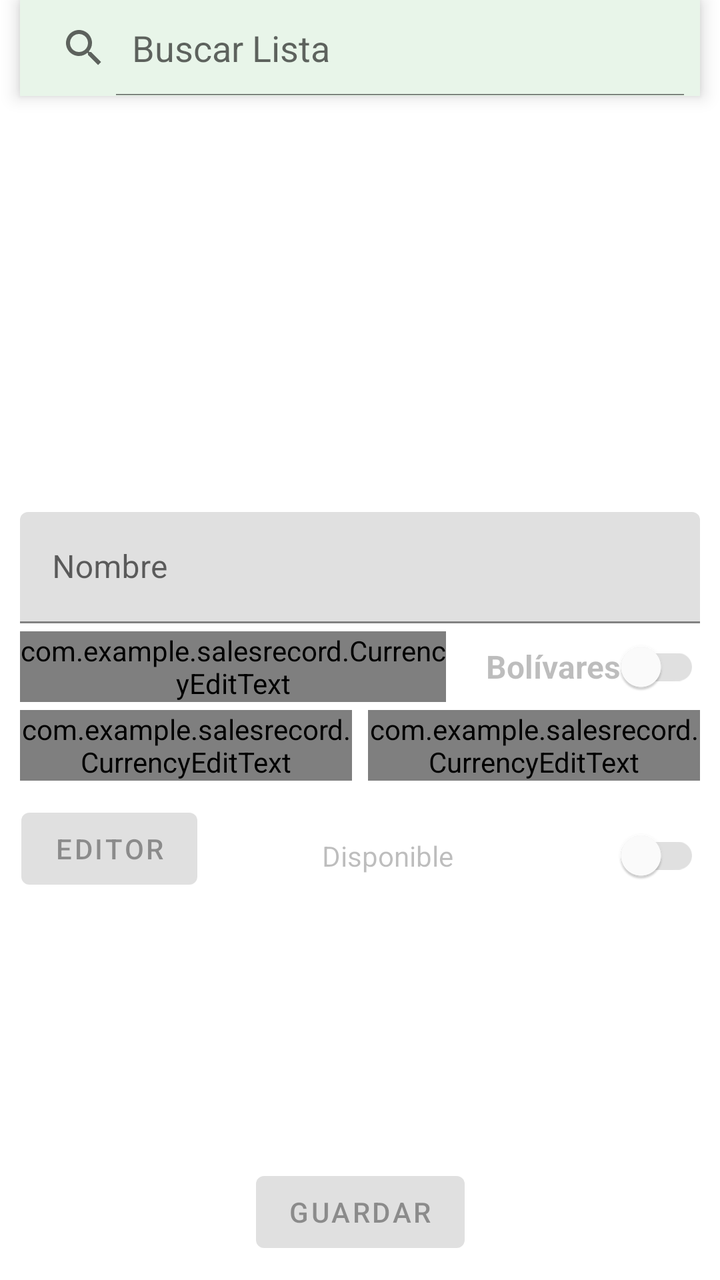
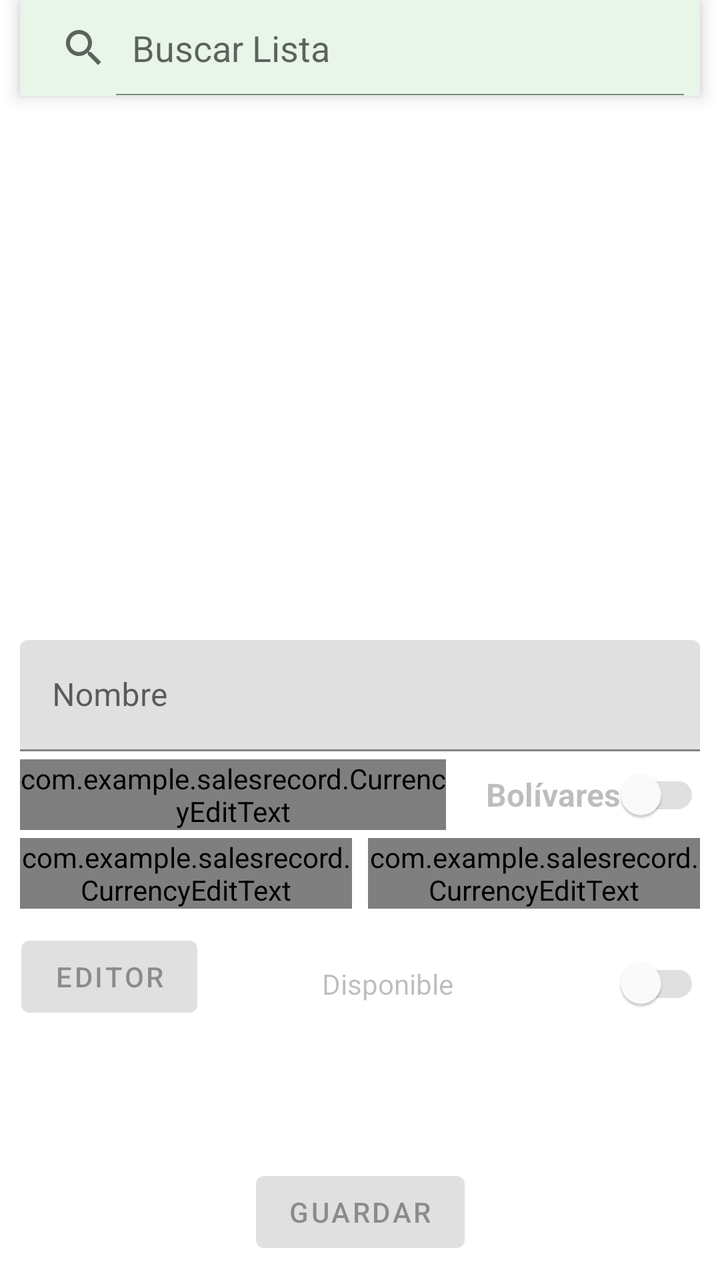

Screens rendered from an Android XML layout before and after an edit, with the pre-edit source and the edit as a unified diff.
<!-- AndroidManifest.xml: application theme Theme.SalesRecord -->
<!-- res/layout/fragment_edit.xml -->
<?xml version="1.0" encoding="utf-8"?>
<androidx.constraintlayout.widget.ConstraintLayout xmlns:android="http://schemas.android.com/apk/res/android"
    xmlns:app="http://schemas.android.com/apk/res-auto"
    xmlns:tools="http://schemas.android.com/tools"
    android:layout_width="match_parent"
    android:layout_height="match_parent"
    android:fitsSystemWindows="false"
    tools:context=".ui.edit.EditAtrFragment">

    <android.widget.SearchView
        android:id="@+id/searchBar"
        android:layout_width="0dp"
        android:layout_height="wrap_content"
        android:background="@color/text_background"
        android:iconifiedByDefault="false"
        android:queryHint="Buscar Lista"
        android:translationZ="5dp"
        app:layout_constraintTop_toTopOf="parent"
        app:layout_constraintStart_toStartOf="@id/guideline"
        app:layout_constraintEnd_toEndOf="@id/guideline2" />

    
    <ListView
        android:id="@+id/edit_viewList"
        android:layout_width="0dp"
        android:layout_height="0dp"
        app:layout_constraintTop_toBottomOf="@id/searchBar"
        app:layout_constraintBottom_toTopOf="@id/lineVertical1"
        app:layout_constraintStart_toStartOf="@id/guideline"
        app:layout_constraintEnd_toEndOf="@id/guideline2"
        android:layout_marginBottom="8dp" />

    
    <com.google.android.material.textfield.TextInputLayout
        android:id="@+id/tilNombre"
        android:layout_width="0dp"
        android:layout_height="wrap_content"
        android:hint="Nombre"
        app:layout_constraintTop_toBottomOf="@id/lineVertical1"
        app:layout_constraintStart_toStartOf="@id/guideline"
        app:layout_constraintEnd_toEndOf="@id/guideline2">
        <com.google.android.material.textfield.TextInputEditText
            android:id="@+id/etNombre"
            android:layout_width="match_parent"
            android:layout_height="wrap_content"
            android:inputType="textPersonName"
            android:enabled="false"
            />
    </com.google.android.material.textfield.TextInputLayout>

    
    
    <com.google.android.material.textfield.TextInputLayout
        android:id="@+id/tilMonto"
        android:layout_width="0dp"
        android:layout_height="wrap_content"
        android:hint="Monto"
        android:layout_marginTop="4dp"
        app:hintTextAppearance="@style/HintCompactSize"
        app:layout_constraintTop_toBottomOf="@+id/tilNombre"
        app:layout_constraintStart_toStartOf="@id/guideline"
        app:layout_constraintEnd_toStartOf="@+id/sw_bolivares"> 

        <com.example.salesrecord.CurrencyEditText
            android:id="@+id/etMonto"
            android:layout_width="match_parent"
            android:layout_height="wrap_content"
            android:focusable="true"
            android:imeOptions="actionDone"
            android:maxLines="1"
            android:enabled="false"
            app:localeTag="ES"
            app:maxNumberOfDecimalDigits="2"
            app:currencySymbol="$"
            app:currencySymbolSuffix="true" />

    </com.google.android.material.textfield.TextInputLayout> 

    
    <com.google.android.material.switchmaterial.SwitchMaterial
        android:id="@+id/sw_bolivares"
        android:layout_width="wrap_content"
        android:layout_height="wrap_content"
        android:layout_marginStart="20dp"
        android:text="Bolívares"
        android:textStyle="bold"
        android:textSize="@dimen/inner_text_2"
        android:enabled="false"
        android:checked="false"
        app:layout_constraintTop_toTopOf="@id/tilMonto"
        app:layout_constraintBottom_toBottomOf="@id/tilMonto"
        app:layout_constraintStart_toEndOf="@id/tilMonto"
        app:layout_constraintEnd_toEndOf="@id/guideline2" />


    
    <com.google.android.material.textfield.TextInputLayout


        android:id="@+id/tilReponer"
        android:layout_width="0dp"
        android:layout_height="wrap_content"
        android:hint="Reponer"
        android:layout_marginTop="4dp"
        android:layout_marginEnd="4dp"
        app:hintTextAppearance="@style/HintCompactSize"
        app:layout_constraintTop_toBottomOf="@id/tilMonto"
        app:layout_constraintStart_toStartOf="@id/guideline"
        app:layout_constraintEnd_toStartOf="@id/tilMargen">


        <com.example.salesrecord.CurrencyEditText
            android:id="@+id/etReponer"
            android:layout_width="match_parent"
            android:layout_height="wrap_content"
            android:enabled="false"
            android:focusable="true"
            android:imeOptions="actionDone"
            android:maxLines="1"
            app:currencySymbol="uds."
            app:currencySymbolSuffix="true"
            app:localeTag="ES"
            app:maxNumberOfDecimalDigits="2" />



    </com.google.android.material.textfield.TextInputLayout>

    
    <com.google.android.material.textfield.TextInputLayout
        android:id="@+id/tilMargen"
        android:layout_width="0dp"
        android:layout_height="wrap_content"
        android:hint="Ganancia"
        android:layout_marginTop="4dp"
        android:layout_marginStart="4dp"
        app:hintTextAppearance="@style/HintCompactSize"
        app:layout_constraintTop_toBottomOf="@+id/tilMonto"
        app:layout_constraintStart_toEndOf="@+id/tilReponer"
        app:layout_constraintEnd_toEndOf="@id/guideline2">

        <com.example.salesrecord.CurrencyEditText
            android:id="@+id/etMargen"
            android:layout_width="match_parent"
            android:layout_height="wrap_content"
            android:focusable="true"
            android:imeOptions="actionDone"
            android:maxLines="1"
            android:enabled="false"

            app:localeTag="ES"
            app:maxNumberOfDecimalDigits="2"
            app:currencySymbolSuffix="true"
            app:currencySymbol="%"
            app:maxValue="100"
            />

    </com.google.android.material.textfield.TextInputLayout>

    

    

    <Button
        android:id="@+id/butt_home3"
        android:layout_width="wrap_content"
        android:layout_height="wrap_content"
        android:layout_marginTop="10dp"
        android:enabled="false"
        android:text="Editor"
        app:layout_constraintEnd_toStartOf="@+id/swDisponible"
        app:layout_constraintHorizontal_bias="0.148"
        app:layout_constraintStart_toStartOf="parent"
        app:layout_constraintTop_toBottomOf="@+id/tilReponer" />

    <com.google.android.material.switchmaterial.SwitchMaterial
        android:id="@+id/swDisponible"
        android:layout_width="189dp"
        android:layout_height="55dp"
        android:layout_marginTop="10dp"
        android:enabled="false"
        android:text="Disponible"
        app:layout_constraintEnd_toEndOf="@id/guideline2"
        app:layout_constraintTop_toBottomOf="@+id/tilMargen" />

    
    <Button
        android:id="@+id/butt_home2"
        android:layout_width="wrap_content"
        android:layout_height="wrap_content"
        android:text="Guardar"
        android:layout_marginBottom="10dp"
        android:enabled="false"
        app:layout_constraintBottom_toBottomOf="parent"
        app:layout_constraintStart_toStartOf="@id/guideline"
        app:layout_constraintEnd_toEndOf="@id/guideline2" />

    
    <androidx.constraintlayout.widget.Guideline
        android:id="@+id/guideline"
        android:layout_width="0dp"
        android:layout_height="0dp"
        android:orientation="vertical"
        app:layout_constraintGuide_begin="10dp" />

    <androidx.constraintlayout.widget.Guideline
        android:id="@+id/guideline2"
        android:layout_width="wrap_content"
        android:layout_height="wrap_content"
        android:orientation="vertical"
        app:layout_constraintGuide_end="10dp" />

    <androidx.constraintlayout.widget.Guideline
        android:id="@+id/lineVertical1"
        android:layout_width="wrap_content"
        android:layout_height="wrap_content"
        android:orientation="horizontal"
        app:layout_constraintGuide_percent="0.4" />


</androidx.constraintlayout.widget.ConstraintLayout>
<!-- resources referenced by this layout -->
<resources>
  <color name="text_background">#E8F5E9</color>
  <dimen name="inner_text_2">16sp</dimen>
  <style name="HintCompactSize" parent="TextAppearance.Design.Hint">
          <item name="android:textSize">12sp</item>
      </style>
  <style name="Theme.SalesRecord" parent="Theme.MaterialComponents.DayNight.DarkActionBar">
          
          <item name="colorPrimary">@color/purple_500</item>
          <item name="colorPrimaryVariant">@color/purple_700</item>
          <item name="colorOnPrimary">@color/white</item>
          
          <item name="colorSecondary">@color/teal_200</item>
          <item name="colorSecondaryVariant">@color/teal_700</item>
          <item name="colorOnSecondary">@color/black</item>
          
          <item name="android:statusBarColor">?attr/colorPrimaryVariant</item>
          
      </style>
  <color name="purple_500">#2E7D32</color>
  <color name="purple_700">#1B5E20</color>
  <color name="white">#FFFFFFFF</color>
  <color name="teal_200">#80CBC4</color>
  <color name="teal_700">#00796B</color>
  <color name="black">#FF000000</color>
</resources>

<!-- the commit's change to res/layout/fragment_edit.xml (unified diff, before → after) -->
@@ -215,7 +215,7 @@
         android:layout_width="wrap_content"
         android:layout_height="wrap_content"
         android:orientation="horizontal"
-        app:layout_constraintGuide_percent="0.4" />
+        app:layout_constraintGuide_percent="0.5" />
 
 
 </androidx.constraintlayout.widget.ConstraintLayout>
<!-- resource entries referenced after the edit -->
@@ -17,6 +17,7 @@
           
           <item name="android:statusBarColor">?attr/colorPrimaryVariant</item>
           
+          <item name="actionBarSize">@dimen/action_bar_size</item>
       </style>
   <color name="purple_500">#2E7D32</color>
   <color name="purple_700">#1B5E20</color>
@@ -24,5 +25,6 @@
   <color name="teal_200">#80CBC4</color>
   <color name="teal_700">#00796B</color>
   <color name="black">#FF000000</color>
+  <dimen name="action_bar_size">38dp</dimen>
 </resources>
 
